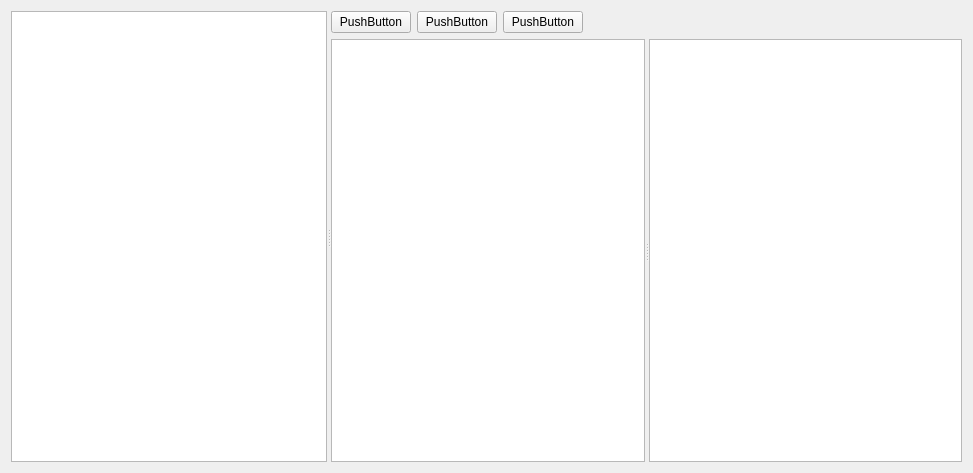
Qt form ScannerInspectionTool/CalibrationWindow.ui (crener/MultiCapture) before a commit.
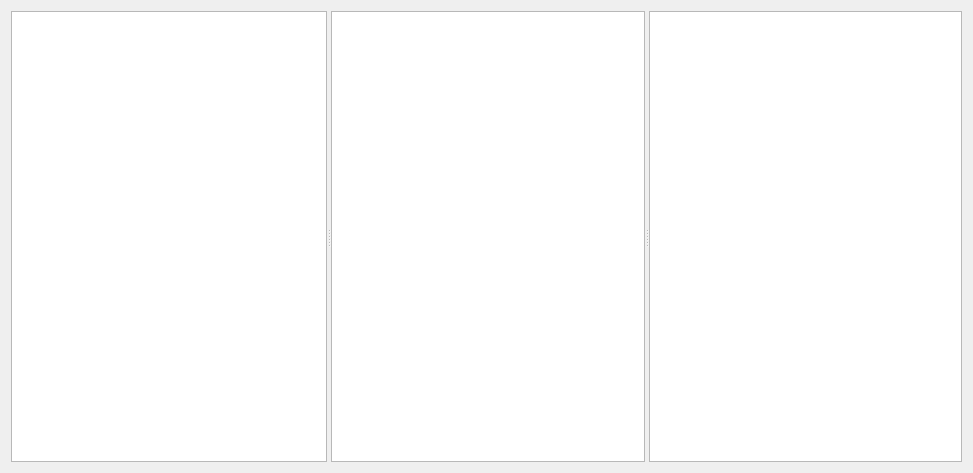
The same form after that commit.

What changed in the file:
```diff
--- a/ScannerInspectionTool/CalibrationWindow.ui
+++ b/ScannerInspectionTool/CalibrationWindow.ui
@@ -36,42 +36,7 @@
      <widget class="QWidget" name="verticalLayoutWidget">
       <layout class="QVBoxLayout" name="verticalLayout">
        <item>
-        <layout class="QHBoxLayout" name="CameraPairSelection">
-         <item>
-          <widget class="QPushButton" name="pushButton_3">
-           <property name="text">
-            <string>PushButton</string>
-           </property>
-          </widget>
-         </item>
-         <item>
-          <widget class="QPushButton" name="pushButton_2">
-           <property name="text">
-            <string>PushButton</string>
-           </property>
-          </widget>
-         </item>
-         <item>
-          <widget class="QPushButton" name="pushButton">
-           <property name="text">
-            <string>PushButton</string>
-           </property>
-          </widget>
-         </item>
-         <item>
-          <spacer name="horizontalSpacer">
-           <property name="orientation">
-            <enum>Qt::Horizontal</enum>
-           </property>
-           <property name="sizeHint" stdset="0">
-            <size>
-             <width>40</width>
-             <height>20</height>
-            </size>
-           </property>
-          </spacer>
-         </item>
-        </layout>
+        <layout class="QHBoxLayout" name="CameraPairSelection"/>
        </item>
        <item>
         <widget class="QSplitter" name="splitter_2">
```
Left out of the diff: 3 changed lines with no effect on the pictures.
